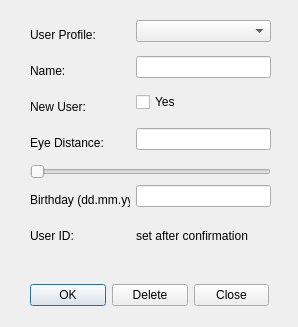
burnfx/rqt, file usermanagement.ui: the form before one commit.
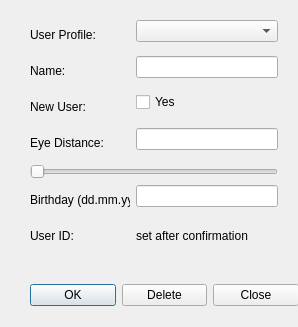
The form after the commit.

```diff
--- a/usermanagement.ui
+++ b/usermanagement.ui
@@ -18,7 +18,7 @@
     <rect>
      <x>30</x>
      <y>20</y>
-     <width>241</width>
+     <width>248</width>
      <height>251</height>
     </rect>
    </property>
@@ -186,6 +186,12 @@
     </item>
     <item row="4" column="0" colspan="2">
      <widget class="QSlider" name="eyeDistSlider">
+      <property name="minimum">
+       <number>0</number>
+      </property>
+      <property name="maximum">
+       <number>99</number>
+      </property>
       <property name="orientation">
        <enum>Qt::Horizontal</enum>
       </property>
@@ -198,7 +204,7 @@
     <rect>
      <x>30</x>
      <y>280</y>
-     <width>239</width>
+     <width>269</width>
      <height>31</height>
     </rect>
    </property>
```
